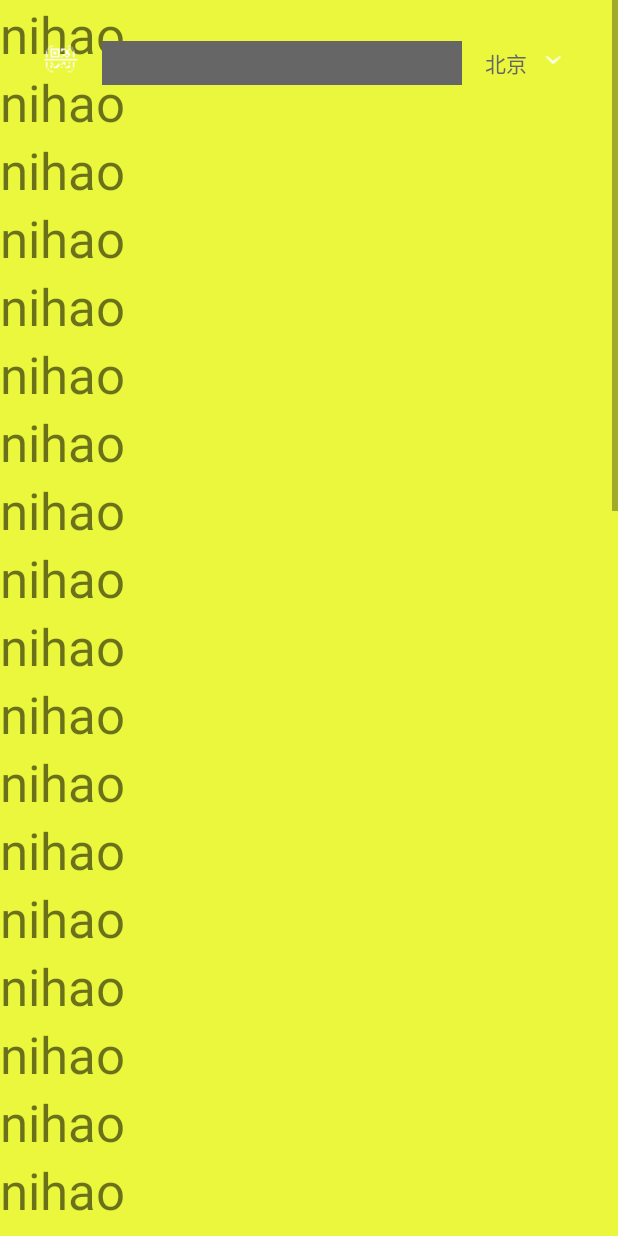
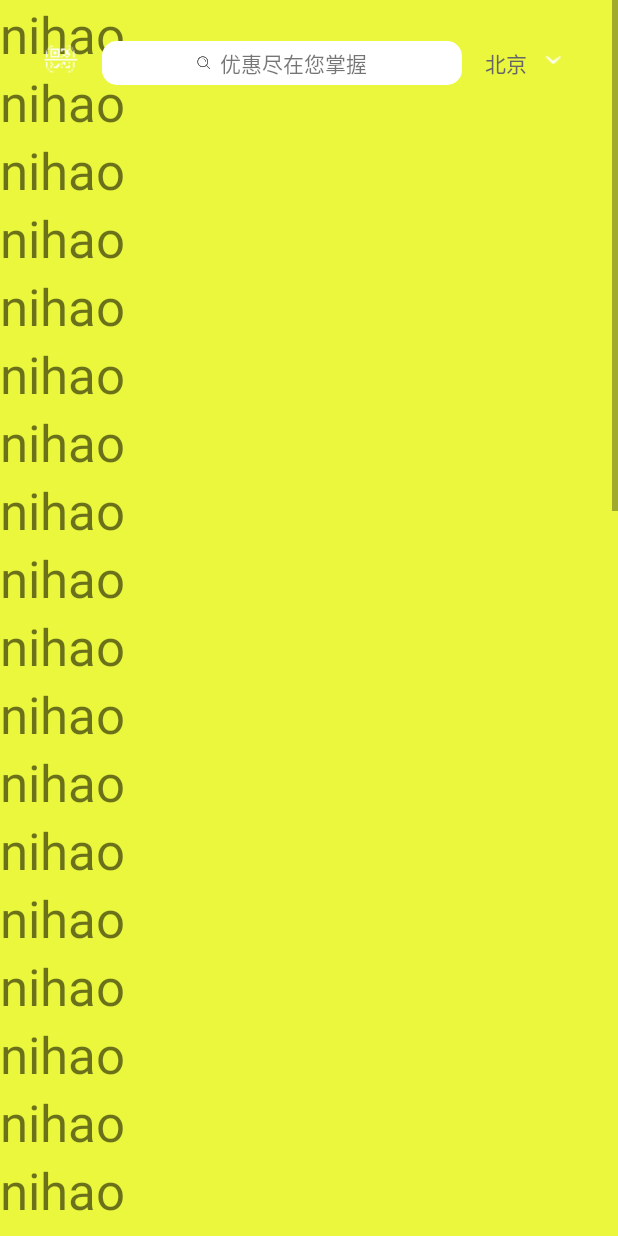
Before and after one commit to IMBV/qulian01, an Android app: the fragment HomeFragment shown on its own in the app's theme, on a phone screen of 412 x 824 dp. Run offline under Robolectric (Android 15) with nearby library versions, the phone set to English and light mode, and no system bars.

Commit message:
主界面的调整

```diff
--- a/Qulian/src/main/AndroidManifest.xml
+++ b/Qulian/src/main/AndroidManifest.xml
@@ -3,6 +3,7 @@
     package="com.quliantrip.qulian">
     <!--网络连接权限-->
     <uses-permission android:name="android.permission.INTERNET" />
+    <uses-permission android:name="android.permission.WRITE_EXTERNAL_STORAGE" />
     <!-- GPS的网络访问权限 -->
     <uses-permission android:name="android.permission.ACCESS_COARSE_LOCATION" />
     <uses-permission android:name="android.permission.ACCESS_FINE_LOCATION" />
--- a/Qulian/src/main/java/com/quliantrip/qulian/net/httpManager/HttpManage.java
+++ b/Qulian/src/main/java/com/quliantrip/qulian/net/httpManager/HttpManage.java
@@ -1,4 +1,4 @@
-//package com.quliantrip.qulian.net.httpManager;
+package com.quliantrip.qulian.net.httpManager;//package com.quliantrip.qulian.net.httpManager;
 //
 //import android.content.Context;
 //
--- a/Qulian/src/main/java/com/quliantrip/qulian/ui/activity/MainActivity.java
+++ b/Qulian/src/main/java/com/quliantrip/qulian/ui/activity/MainActivity.java
@@ -94,9 +94,6 @@ public class MainActivity extends SwipeBackActivity {
 
                 } else {
                     getSupportFragmentManager().beginTransaction().replace(R.id.fl_full_content, listFragment.get(index)).commit();
-//                    Rect frame = new Rect();
-//                    getWindow().getDecorView().getWindowVisibleDisplayFrame(frame);
-//                    int statusBarHeight = frame.top;
                 }
             }
         });
@@ -148,8 +145,7 @@ public class MainActivity extends SwipeBackActivity {
             mTintManager = new SystemBarTintManager(this);
             mTintManager.setStatusBarTintEnabled(true);
             mTintManager.setNavigationBarTintEnabled(true);
-
-            mTintManager.setTintColor(android.R.color.holo_red_dark);
+//            mTintManager.setTintColor(android.R.color.holo_red_dark);
         }
 
     }
--- /dev/null
+++ b/Qulian/src/main/res/drawable/shape_oval_corner.xml
@@ -0,0 +1,7 @@
+<?xml version="1.0" encoding="utf-8"?>
+<shape xmlns:android="http://schemas.android.com/apk/res/android"
+    android:shape="rectangle">
+    <corners android:radius="10dp"/>
+    <solid android:color="#FFFFFF"/>
+
+</shape>
--- /dev/null
+++ b/Qulian/src/main/res/drawable/shape_point_gray.xml
@@ -0,0 +1,6 @@
+<?xml version="1.0" encoding="utf-8"?>
+<shape xmlns:android="http://schemas.android.com/apk/res/android"
+    android:shape="oval" >
+    <solid android:color="#B1B1B4"/>
+
+</shape>
--- /dev/null
+++ b/Qulian/src/main/res/drawable/shape_point_white.xml
@@ -0,0 +1,6 @@
+<?xml version="1.0" encoding="utf-8"?>
+<shape xmlns:android="http://schemas.android.com/apk/res/android"
+    android:shape="oval" >
+    <solid android:color="#FFFFFF"/>
+
+</shape>
--- a/Qulian/src/main/res/layout/fragment_main_home.xml
+++ b/Qulian/src/main/res/layout/fragment_main_home.xml
@@ -6,239 +6,284 @@
     <LinearLayout
         android:layout_width="match_parent"
         android:layout_height="match_parent"
-        android:background="@color/background_tab_pressed"
+        android:layout_alignParentLeft="true"
+        android:layout_alignParentStart="true"
         android:layout_alignParentTop="true"
-        android:layout_alignParentLeft="true"
-        android:layout_alignParentStart="true">
+        android:background="@color/background_tab_pressed">
 
         <ScrollView xmlns:android="http://schemas.android.com/apk/res/android"
             android:layout_width="match_parent"
             android:layout_height="match_parent"
             android:background="@color/possible_result_points">
+
             <LinearLayout
                 android:layout_width="wrap_content"
                 android:layout_height="wrap_content"
                 android:orientation="vertical">
+
                 <TextView
                     android:layout_width="wrap_content"
                     android:layout_height="wrap_content"
-                    android:textSize="34sp"
                     android:text="nihao"
-                    />
+                    android:textSize="34sp" />
+
                 <TextView
                     android:layout_width="wrap_content"
                     android:layout_height="wrap_content"
-                    android:textSize="34sp"
-                    android:text="nihao"/>
+                    android:text="nihao"
+                    android:textSize="34sp" />
+
                 <TextView
                     android:layout_width="wrap_content"
                     android:layout_height="wrap_content"
-                    android:textSize="34sp"
-                    android:text="nihao"/>
+                    android:text="nihao"
+                    android:textSize="34sp" />
+
                 <TextView
                     android:layout_width="wrap_content"
                     android:layout_height="wrap_content"
-                    android:textSize="34sp"
-                    android:text="nihao"/>
+                    android:text="nihao"
+                    android:textSize="34sp" />
+
                 <TextView
                     android:layout_width="wrap_content"
                     android:layout_height="wrap_content"
-                    android:textSize="34sp"
-                    android:text="nihao"/>
+                    android:text="nihao"
+                    android:textSize="34sp" />
+
                 <TextView
                     android:layout_width="wrap_content"
                     android:layout_height="wrap_content"
-                    android:textSize="34sp"
-                    android:text="nihao"/>
+                    android:text="nihao"
+                    android:textSize="34sp" />
+
                 <TextView
                     android:layout_width="wrap_content"
                     android:layout_height="wrap_content"
-                    android:textSize="34sp"
-                    android:text="nihao"/>
+                    android:text="nihao"
+                    android:textSize="34sp" />
+
                 <TextView
                     android:layout_width="wrap_content"
                     android:layout_height="wrap_content"
-                    android:textSize="34sp"
-                    android:text="nihao"/>
+                    android:text="nihao"
+                    android:textSize="34sp" />
+
                 <TextView
                     android:layout_width="wrap_content"
                     android:layout_height="wrap_content"
-                    android:textSize="34sp"
-                    android:text="nihao"/>
+                    android:text="nihao"
+                    android:textSize="34sp" />
+
                 <TextView
                     android:layout_width="wrap_content"
                     android:layout_height="wrap_content"
-                    android:textSize="34sp"
-                    android:text="nihao"/>
+                    android:text="nihao"
+                    android:textSize="34sp" />
+
                 <TextView
                     android:layout_width="wrap_content"
                     android:layout_height="wrap_content"
-                    android:textSize="34sp"
-                    android:text="nihao"/>
+                    android:text="nihao"
+                    android:textSize="34sp" />
+
                 <TextView
                     android:layout_width="wrap_content"
                     android:layout_height="wrap_content"
-                    android:textSize="34sp"
-                    android:text="nihao"/>
+                    android:text="nihao"
+                    android:textSize="34sp" />
+
                 <TextView
                     android:layout_width="wrap_content"
                     android:layout_height="wrap_content"
-                    android:textSize="34sp"
-                    android:text="nihao"/>
+                    android:text="nihao"
+                    android:textSize="34sp" />
+
                 <TextView
                     android:layout_width="wrap_content"
                     android:layout_height="wrap_content"
-                    android:textSize="34sp"
-                    android:text="nihao"/>
+                    android:text="nihao"
+                    android:textSize="34sp" />
+
                 <TextView
                     android:layout_width="wrap_content"
                     android:layout_height="wrap_content"
-                    android:textSize="34sp"
-                    android:text="nihao"/>
+                    android:text="nihao"
+                    android:textSize="34sp" />
+
                 <TextView
                     android:layout_width="wrap_content"
                     android:layout_height="wrap_content"
-                    android:textSize="34sp"
-                    android:text="nihao"/>
+                    android:text="nihao"
+                    android:textSize="34sp" />
+
                 <TextView
                     android:layout_width="wrap_content"
                     android:layout_height="wrap_content"
-                    android:textSize="34sp"
-                    android:text="nihao"/>
+                    android:text="nihao"
+                    android:textSize="34sp" />
+
                 <TextView
                     android:layout_width="wrap_content"
                     android:layout_height="wrap_content"
-                    android:textSize="34sp"
-                    android:text="nihao"/>
+                    android:text="nihao"
+                    android:textSize="34sp" />
+
                 <TextView
                     android:layout_width="wrap_content"
                     android:layout_height="wrap_content"
-                    android:textSize="34sp"
-                    android:text="nihao"/>
+                    android:text="nihao"
+                    android:textSize="34sp" />
+
                 <TextView
                     android:layout_width="wrap_content"
                     android:layout_height="wrap_content"
-                    android:textSize="34sp"
-                    android:text="nihao"/>
+                    android:text="nihao"
+                    android:textSize="34sp" />
+
                 <TextView
                     android:layout_width="wrap_content"
                     android:layout_height="wrap_content"
-                    android:textSize="34sp"
-                    android:text="nihao"/>
+                    android:text="nihao"
+                    android:textSize="34sp" />
+
                 <TextView
                     android:layout_width="wrap_content"
                     android:layout_height="wrap_content"
-                    android:textSize="34sp"
-                    android:text="nihao"/>
+                    android:text="nihao"
+                    android:textSize="34sp" />
+
                 <TextView
                     android:layout_width="wrap_content"
                     android:layout_height="wrap_content"
-                    android:textSize="34sp"
-                    android:text="nihao"/>
+                    android:text="nihao"
+                    android:textSize="34sp" />
+
                 <TextView
                     android:layout_width="wrap_content"
                     android:layout_height="wrap_content"
-                    android:textSize="34sp"
-                    android:text="nihao"/>
+                    android:text="nihao"
+                    android:textSize="34sp" />
+
                 <TextView
                     android:layout_width="wrap_content"
                     android:layout_height="wrap_content"
-                    android:textSize="34sp"
-                    android:text="nihao"/>
+                    android:text="nihao"
+                    android:textSize="34sp" />
+
                 <TextView
                     android:layout_width="wrap_content"
                     android:layout_height="wrap_content"
-                    android:textSize="34sp"
-                    android:text="nihao"/>
+                    android:text="nihao"
+                    android:textSize="34sp" />
+
                 <TextView
                     android:layout_width="wrap_content"
                     android:layout_height="wrap_content"
-                    android:textSize="34sp"
-                    android:text="nihao"/>
+                    android:text="nihao"
+                    android:textSize="34sp" />
+
                 <TextView
                     android:layout_width="wrap_content"
                     android:layout_height="wrap_content"
-                    android:textSize="34sp"
-                    android:text="nihao"/>
+                    android:text="nihao"
+                    android:textSize="34sp" />
+
                 <TextView
                     android:layout_width="wrap_content"
                     android:layout_height="wrap_content"
-                    android:textSize="34sp"
-                    android:text="nihao"/>
+                    android:text="nihao"
+                    android:textSize="34sp" />
+
                 <TextView
                     android:layout_width="wrap_content"
                     android:layout_height="wrap_content"
-                    android:textSize="34sp"
-                    android:text="nihao"/>
+                    android:text="nihao"
+                    android:textSize="34sp" />
+
                 <TextView
                     android:layout_width="wrap_content"
                     android:layout_height="wrap_content"
-                    android:textSize="34sp"
-                    android:text="nihao"/>
+                    android:text="nihao"
+                    android:textSize="34sp" />
+
                 <TextView
                     android:layout_width="wrap_content"
                     android:layout_height="wrap_content"
-                    android:textSize="34sp"
-                    android:text="nihao"/>
+                    android:text="nihao"
+                    android:textSize="34sp" />
+
                 <TextView
                     android:layout_width="wrap_content"
                     android:layout_height="wrap_content"
-                    android:textSize="34sp"
-                    android:text="nihao"/>
+                    android:text="nihao"
+                    android:textSize="34sp" />
+
                 <TextView
                     android:layout_width="wrap_content"
                     android:layout_height="wrap_content"
-                    android:textSize="34sp"
-                    android:text="nihao"/>
+                    android:text="nihao"
+                    android:textSize="34sp" />
+
                 <TextView
                     android:layout_width="wrap_content"
                     android:layout_height="wrap_content"
-                    android:textSize="34sp"
-                    android:text="nihao"/>
+                    android:text="nihao"
+                    android:textSize="34sp" />
+
                 <TextView
                     android:layout_width="wrap_content"
                     android:layout_height="wrap_content"
-                    android:textSize="34sp"
-                    android:text="nihao"/>
+                    android:text="nihao"
+                    android:textSize="34sp" />
+
                 <TextView
                     android:layout_width="wrap_content"
                     android:layout_height="wrap_content"
-                    android:textSize="34sp"
-                    android:text="nihao"/>
+                    android:text="nihao"
+                    android:textSize="34sp" />
+
                 <TextView
                     android:layout_width="wrap_content"
                     android:layout_height="wrap_content"
-                    android:textSize="34sp"
-                    android:text="nihao"/>
+                    android:text="nihao"
+                    android:textSize="34sp" />
+
                 <TextView
                     android:layout_width="wrap_content"
                     android:layout_height="wrap_content"
-                    android:textSize="34sp"
-                    android:text="nihao"/>
+                    android:text="nihao"
+                    android:textSize="34sp" />
+
                 <TextView
                     android:layout_width="wrap_content"
                     android:layout_height="wrap_content"
-                    android:textSize="34sp"
-                    android:text="nihao"/><TextView
-                android:layout_width="wrap_content"
-                android:layout_height="wrap_content"
-                android:textSize="34sp"
-                android:text="nihao"/>
+                    android:text="nihao"
+                    android:textSize="34sp" />
+
                 <TextView
                     android:layout_width="wrap_content"
                     android:layout_height="wrap_content"
-                    android:textSize="34sp"
-                    android:text="nihao"/>
+                    android:text="nihao"
+                    android:textSize="34sp" />
+
                 <TextView
                     android:layout_width="wrap_content"
                     android:layout_height="wrap_content"
-                    android:textSize="34sp"
-                    android:text="nihao"/>
+                    android:text="nihao"
+                    android:textSize="34sp" />
+
                 <TextView
                     android:layout_width="wrap_content"
                     android:layout_height="wrap_content"
-                    android:textSize="34sp"
-                    android:text="nihao"/>
+                    android:text="nihao"
+                    android:textSize="34sp" />
+
+                <TextView
+                    android:layout_width="wrap_content"
+                    android:layout_height="wrap_content"
+                    android:text="nihao"
+                    android:textSize="34sp" />
 
             </LinearLayout>
         </ScrollView>
@@ -247,9 +292,9 @@
 
     <!--顶部的输入框-->
     <LinearLayout
-        android:layout_marginTop="27dp"
         android:layout_width="match_parent"
         android:layout_height="29dp"
+        android:layout_marginTop="27dp"
         android:background="@android:color/transparent"
         android:gravity="center_horizontal">
 
@@ -259,19 +304,32 @@
             android:layout_marginLeft="10dp"
             android:src="@mipmap/ic_erweima_nor" />
 
-        <TextView
+        <LinearLayout
             android:layout_width="240dp"
             android:layout_height="match_parent"
             android:layout_marginLeft="15dp"
             android:layout_marginRight="15dp"
-            android:background="@color/home_searck_backcolor"/>
+            android:background="@drawable/shape_oval_corner"
+            android:gravity="center">
+            <ImageView
+                android:layout_width="wrap_content"
+                android:layout_height="wrap_content"
+                android:layout_marginRight="5dp"
+                android:src="@mipmap/ic_sousuo_nor"/>
+            <TextView
+                android:id="@+id/tv_home_shoushou"
+                android:layout_width="wrap_content"
+                android:layout_height="wrap_content"
+                android:text="优惠尽在您掌握"/>
+
+        </LinearLayout>
 
         <TextView
             android:layout_width="wrap_content"
             android:layout_height="match_parent"
             android:gravity="center"
-            android:textColor="@color/home_searck_backcolor"
-            android:text="北京" />
+            android:text="北京"
+            android:textColor="@color/home_searck_backcolor" />
 
         <ImageView
             android:layout_width="24dp"
```
Also changed, not shown: Qulian/src/main/java/com/quliantrip/qulian/util/BitmapHelp.java (added, +18 -0 lines), Qulian/src/main/java/com/quliantrip/qulian/view/RollViewPage.java (added, +216 -0 lines), Qulian/src/main/java/com/quliantrip/qulian/view/SystemBarView.java (deleted, +0 -12 lines), Qulian/src/main/res/mipmap-xxhdpi/ic_sousuo_nor.png (added), Qulian/src/main/res/mipmap-xxxhdpi/ic_sousuo_nor.png (added), 2 other files.
